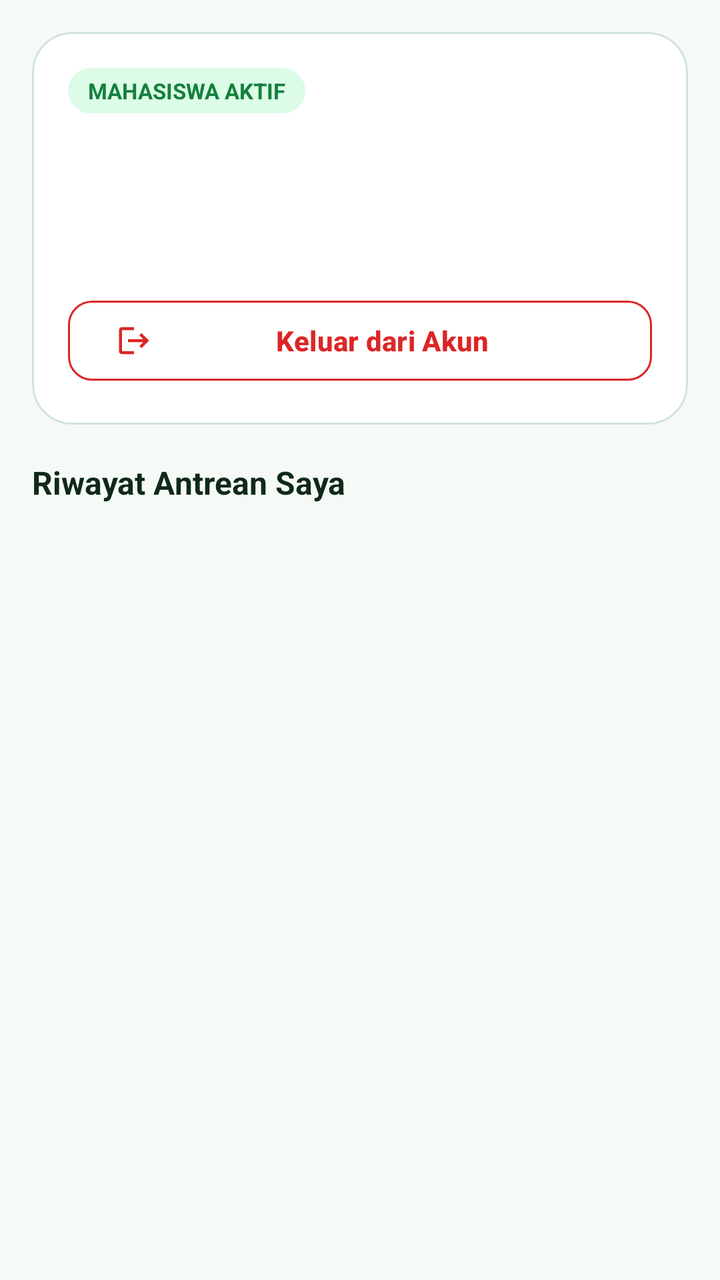
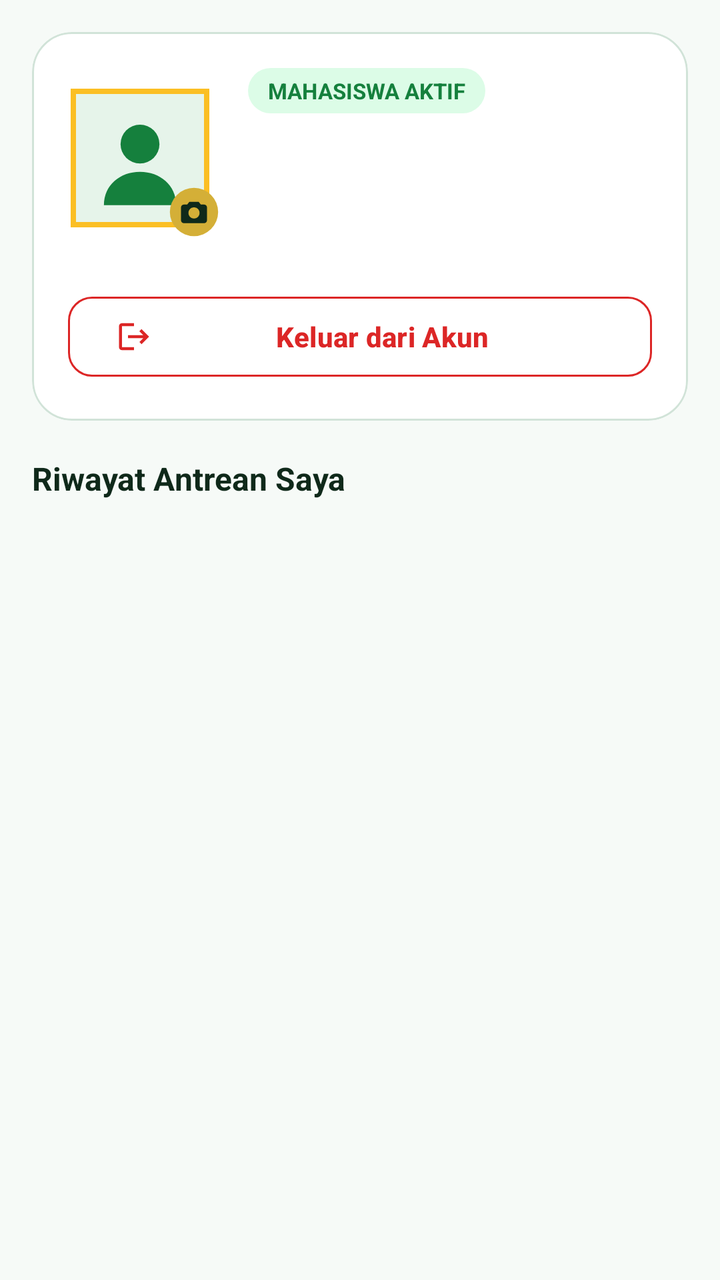

Compare the two renders of this Android layout. The source of the first and the diff that turns it into the second are given below.
<!-- AndroidManifest.xml: application theme Theme.QueueLess -->
<!-- res/layout/fragment_history_profile.xml -->
<?xml version="1.0" encoding="utf-8"?>
<LinearLayout xmlns:android="http://schemas.android.com/apk/res/android"
    xmlns:app="http://schemas.android.com/apk/res-auto"
    android:layout_width="match_parent"
    android:layout_height="match_parent"
    android:background="@color/background_light"
    android:orientation="vertical"
    android:padding="16dp">

    <com.google.android.material.card.MaterialCardView
        style="@style/Widget.QueueLess.Card"
        android:layout_width="match_parent"
        android:layout_height="wrap_content">

        <LinearLayout
            android:layout_width="match_parent"
            android:layout_height="wrap_content"
            android:orientation="vertical"
            android:padding="18dp">

            <TextView
                android:layout_width="wrap_content"
                android:layout_height="wrap_content"
                android:background="@drawable/bg_badge_rounded"
                android:paddingHorizontal="10dp"
                android:paddingVertical="4dp"
                android:text="@string/role_mahasiswa_badge"
                android:textColor="@color/primary_blue"
                android:textSize="11sp"
                android:textStyle="bold" />

            <TextView
                android:id="@+id/tvMhsName"
                android:layout_width="match_parent"
                android:layout_height="wrap_content"
                android:layout_marginTop="10dp"
                android:textColor="@color/text_primary"
                android:textSize="18sp"
                android:textStyle="bold" />

            <TextView
                android:id="@+id/tvMhsNim"
                android:layout_width="match_parent"
                android:layout_height="wrap_content"
                android:layout_marginTop="2dp"
                android:textColor="@color/primary_blue"
                android:textSize="13sp"
                android:textStyle="bold" />

            <TextView
                android:id="@+id/tvMhsEmail"
                android:layout_width="match_parent"
                android:layout_height="wrap_content"
                android:layout_marginTop="2dp"
                android:textColor="@color/text_secondary"
                android:textSize="13sp" />

            <com.google.android.material.button.MaterialButton
                android:id="@+id/btnMhsLogout"
                style="@style/Widget.Material3.Button.OutlinedButton"
                android:layout_width="match_parent"
                android:layout_height="48dp"
                android:layout_marginTop="16dp"
                android:text="@string/btn_logout"
                android:textColor="@color/error_red"
                android:textStyle="bold"
                app:cornerRadius="12dp"
                app:icon="@drawable/ic_logout"
                app:iconTint="@color/error_red"
                app:strokeColor="@color/error_red" />
        </LinearLayout>
    </com.google.android.material.card.MaterialCardView>

    <TextView
        android:layout_width="match_parent"
        android:layout_height="wrap_content"
        android:layout_marginTop="18dp"
        android:layout_marginBottom="10dp"
        android:text="@string/label_my_history_title"
        android:textColor="@color/text_primary"
        android:textSize="16sp"
        android:textStyle="bold" />

    <LinearLayout
        android:id="@+id/layoutEmptyMhsHistory"
        android:layout_width="match_parent"
        android:layout_height="0dp"
        android:layout_weight="1"
        android:gravity="center"
        android:orientation="vertical"
        android:visibility="gone">

        <ImageView
            android:layout_width="64dp"
            android:layout_height="64dp"
            android:contentDescription="@string/cd_empty_icon"
            android:src="@drawable/ic_empty_box" />

        <TextView
            android:layout_width="wrap_content"
            android:layout_height="wrap_content"
            android:layout_marginTop="8dp"
            android:text="@string/empty_history"
            android:textColor="@color/text_secondary"
            android:textSize="14sp" />
    </LinearLayout>

    <androidx.recyclerview.widget.RecyclerView
        android:id="@+id/rvMhsHistory"
        android:layout_width="match_parent"
        android:layout_height="0dp"
        android:layout_weight="1" />
</LinearLayout>
<!-- resources referenced by this layout -->
<resources>
  <color name="background_light">#F6FAF7</color>
  <color name="error_red">#DC2626</color>
  <color name="primary_blue">#15803D</color>
  <color name="text_primary">#0F291A</color>
  <color name="text_secondary">#4B6356</color>
  <!-- drawable ic_empty_box (drawable) -->
  <?xml version="1.0" encoding="utf-8"?>
  <vector xmlns:android="http://schemas.android.com/apk/res/android"
      android:width="64dp"
      android:height="64dp"
      android:viewportWidth="24"
      android:viewportHeight="24">
      <path
          android:fillColor="#CBD5E1"
          android:pathData="M19,3H5C3.9,3 3,3.9 3,5v14c0,1.1 0.9,2 2,2h14c1.1,0 2,-0.9 2,-2V5C21,3.9 20.1,3 19,3zM19,19H5v-3h3.56c0.69,1.19 1.97,2 3.45,2s2.75,-0.81 3.45,-2H19V19zM19,14h-4.99c0,1.1 -0.9,2 -2,2s-2,-0.9 -2,-2H5V5h14V14z" />
  </vector>
  <string name="btn_logout">Keluar dari Akun</string>
  <string name="cd_empty_icon">Ilustrasi Data Kosong</string>
  <string name="empty_history">Belum ada riwayat antrean</string>
  <string name="role_mahasiswa_badge">MAHASISWA AKTIF</string>
  <color name="primary_blue_light">#DCFCE7</color>
  <color name="surface_white">#FFFFFF</color>
  <color name="border_subtle">#D1E3D8</color>
  <color name="text_white">#FFFFFF</color>
  <color name="secondary_teal">#B45309</color>
  <color name="primary_blue_dark">#052E16</color>
  <!-- unchanged entries left out for length: 6 -->
</resources>

<!-- the commit's change to res/layout/fragment_history_profile.xml (unified diff, before → after) -->
@@ -18,42 +18,83 @@
             android:orientation="vertical"
             android:padding="18dp">
 
-            <TextView
-                android:layout_width="wrap_content"
-                android:layout_height="wrap_content"
-                android:background="@drawable/bg_badge_rounded"
-                android:paddingHorizontal="10dp"
-                android:paddingVertical="4dp"
-                android:text="@string/role_mahasiswa_badge"
-                android:textColor="@color/primary_blue"
-                android:textSize="11sp"
-                android:textStyle="bold" />
-
-            <TextView
-                android:id="@+id/tvMhsName"
+            <LinearLayout
                 android:layout_width="match_parent"
                 android:layout_height="wrap_content"
-                android:layout_marginTop="10dp"
-                android:textColor="@color/text_primary"
-                android:textSize="18sp"
-                android:textStyle="bold" />
+                android:gravity="center_vertical"
+                android:orientation="horizontal">
 
-            <TextView
-                android:id="@+id/tvMhsNim"
-                android:layout_width="match_parent"
-                android:layout_height="wrap_content"
-                android:layout_marginTop="2dp"
-                android:textColor="@color/primary_blue"
-                android:textSize="13sp"
-                android:textStyle="bold" />
+                <FrameLayout
+                    android:id="@+id/frameMhsAvatar"
+                    android:layout_width="76dp"
+                    android:layout_height="76dp"
+                    android:clickable="true"
+                    android:focusable="true">
 
-            <TextView
-                android:id="@+id/tvMhsEmail"
-                android:layout_width="match_parent"
-                android:layout_height="wrap_content"
-                android:layout_marginTop="2dp"
-                android:textColor="@color/text_secondary"
-                android:textSize="13sp" />
+                    <com.google.android.material.imageview.ShapeableImageView
+                        android:id="@+id/ivMhsAvatar"
+                        android:layout_width="72dp"
+                        android:layout_height="72dp"
+                        android:contentDescription="@string/cd_profile_avatar"
+                        android:padding="2.5dp"
+                        android:scaleType="centerCrop"
+                        android:src="@drawable/ic_default_avatar"
+                        app:strokeColor="@color/unimal_gold"
+                        app:strokeWidth="2.5dp" />
+
+                    <ImageView
+                        android:layout_width="26dp"
+                        android:layout_height="26dp"
+                        android:layout_gravity="bottom|end"
+                        android:contentDescription="@string/cd_change_avatar"
+                        android:src="@drawable/ic_camera_badge" />
+                </FrameLayout>
+
+                <LinearLayout
+                    android:layout_width="0dp"
+                    android:layout_height="wrap_content"
+                    android:layout_marginStart="14dp"
+                    android:layout_weight="1"
+                    android:orientation="vertical">
+
+                    <TextView
+                        android:layout_width="wrap_content"
+                        android:layout_height="wrap_content"
+                        android:background="@drawable/bg_badge_rounded"
+                        android:paddingHorizontal="10dp"
+                        android:paddingVertical="4dp"
+                        android:text="@string/role_mahasiswa_badge"
+                        android:textColor="@color/primary_blue"
+                        android:textSize="11sp"
+                        android:textStyle="bold" />
+
+                    <TextView
+                        android:id="@+id/tvMhsName"
+                        android:layout_width="match_parent"
+                        android:layout_height="wrap_content"
+                        android:layout_marginTop="8dp"
+                        android:textColor="@color/text_primary"
+                        android:textSize="18sp"
+                        android:textStyle="bold" />
+
+                    <TextView
+                        android:id="@+id/tvMhsNim"
+                        android:layout_width="match_parent"
+                        android:layout_height="wrap_content"
+                        android:layout_marginTop="2dp"
+                        android:textColor="@color/primary_blue"
+                        android:textSize="13sp"
+                        android:textStyle="bold" />
+
+                    <TextView
+                        android:id="@+id/tvMhsEmail"
+                        android:layout_width="match_parent"
+                        android:layout_height="wrap_content"
+                        android:layout_marginTop="2dp"
+                        android:textColor="@color/text_secondary"
+                        android:textSize="13sp" />
+                </LinearLayout>
+            </LinearLayout>
 
             <com.google.android.material.button.MaterialButton
                 android:id="@+id/btnMhsLogout"
@@ -91,15 +132,15 @@
         android:visibility="gone">
 
         <ImageView
-            android:layout_width="64dp"
-            android:layout_height="64dp"
+            android:layout_width="116dp"
+            android:layout_height="116dp"
             android:contentDescription="@string/cd_empty_icon"
             android:src="@drawable/ic_empty_box" />
 
         <TextView
             android:layout_width="wrap_content"
             android:layout_height="wrap_content"
-            android:layout_marginTop="8dp"
+            android:layout_marginTop="10dp"
             android:text="@string/empty_history"
             android:textColor="@color/text_secondary"
             android:textSize="14sp" />
<!-- resource entries referenced after the edit -->
@@ -5,19 +5,102 @@
   <color name="primary_blue">#15803D</color>
   <color name="text_primary">#0F291A</color>
   <color name="text_secondary">#4B6356</color>
+  <color name="unimal_gold">#FBBF24</color>
+  <!-- drawable ic_camera_badge (drawable) -->
+  <vector xmlns:android="http://schemas.android.com/apk/res/android"
+      android:width="28dp"
+      android:height="28dp"
+      android:viewportWidth="28"
+      android:viewportHeight="28">
+      <path
+          android:fillColor="#D4AF37"
+          android:pathData="M14,1A13,13 0 1,1 14,27A13,13 0 1,1 14,1Z" />
+      <path
+          android:fillColor="#0F291A"
+          android:pathData="M11.5,8.5L10.3,10H8.5C7.7,10 7,10.7 7,11.5V18.5C7,19.3 7.7,20 8.5,20H19.5C20.3,20 21,19.3 21,18.5V11.5C21,10.7 20.3,10 19.5,10H17.7L16.5,8.5H11.5ZM14,17.5C12.3,17.5 11,16.2 11,14.5C11,12.8 12.3,11.5 14,11.5C15.7,11.5 17,12.8 17,14.5C17,16.2 15.7,17.5 14,17.5Z" />
+  </vector>
+  <!-- drawable ic_default_avatar (drawable) -->
+  <vector xmlns:android="http://schemas.android.com/apk/res/android"
+      android:width="96dp"
+      android:height="96dp"
+      android:viewportWidth="96"
+      android:viewportHeight="96">
+      <path
+          android:fillColor="#E6F4EA"
+          android:pathData="M0,0H96V96H0Z" />
+      <path
+          android:fillColor="#15803D"
+          android:pathData="M48,24A14,14 0 1,1 48,52A14,14 0 1,1 48,24Z" />
+      <path
+          android:fillColor="#15803D"
+          android:pathData="M22,82C22,67.6 33.6,58 48,58C62.4,58 74,67.6 74,82Z" />
+  </vector>
   <!-- drawable ic_empty_box (drawable) -->
   <?xml version="1.0" encoding="utf-8"?>
   <vector xmlns:android="http://schemas.android.com/apk/res/android"
-      android:width="64dp"
-      android:height="64dp"
-      android:viewportWidth="24"
-      android:viewportHeight="24">
+      android:width="132dp"
+      android:height="132dp"
+      android:viewportWidth="132"
+      android:viewportHeight="132">
+  
+      
+      <path
+          android:fillColor="#E6F4EA"
+          android:pathData="M66,12A54,54 0 1,1 66,120A54,54 0 1,1 66,12Z" />
+  
+      
+      <path
+          android:fillColor="#D1EAD9"
+          android:pathData="M66,24A42,42 0 1,1 66,108A42,42 0 1,1 66,24Z" />
+  
+      
+      <path
+          android:fillColor="#FFFFFF"
+          android:pathData="M42,36H90A6,6 0 0,1 96,42V90A6,6 0 0,1 90,96H42A6,6 0 0,1 36,90V42A6,6 0 0,1 42,36Z" />
+  
+      
+      <path
+          android:fillColor="#0F291A"
+          android:pathData="M42,36H90A6,6 0 0,1 96,42V52H36V42A6,6 0 0,1 42,36Z" />
+  
+      
+      <path
+          android:fillColor="#D4AF37"
+          android:pathData="M46,43H70V45.5H46Z" />
+  
+      
+      <path
+          android:fillColor="#15803D"
+          android:pathData="M46,61H54V69H46Z" />
       <path
           android:fillColor="#CBD5E1"
-          android:pathData="M19,3H5C3.9,3 3,3.9 3,5v14c0,1.1 0.9,2 2,2h14c1.1,0 2,-0.9 2,-2V5C21,3.9 20.1,3 19,3zM19,19H5v-3h3.56c0.69,1.19 1.97,2 3.45,2s2.75,-0.81 3.45,-2H19V19zM19,14h-4.99c0,1.1 -0.9,2 -2,2s-2,-0.9 -2,-2H5V5h14V14z" />
+          android:pathData="M59,62H86V65H59Z" />
+      <path
+          android:fillColor="#E2E8F0"
+          android:pathData="M59,67H76V69H59Z" />
+  
+      <path
+          android:fillColor="#86EFAC"
+          android:pathData="M46,76H54V84H46Z" />
+      <path
+          android:fillColor="#CBD5E1"
+          android:pathData="M59,77H84V80H59Z" />
+      <path
+          android:fillColor="#E2E8F0"
+          android:pathData="M59,82H72V84H59Z" />
+  
+      
+      <path
+          android:fillColor="#D4AF37"
+          android:pathData="M94,82A12,12 0 1,1 94,106A12,12 0 1,1 94,82Z" />
+      <path
+          android:fillColor="#FFFFFF"
+          android:pathData="M94,88L95.8,92.2L100.3,92.6L96.9,95.6L97.9,100L94,97.7L90.1,100L91.1,95.6L87.7,92.6L92.2,92.2Z" />
   </vector>
   <string name="btn_logout">Keluar dari Akun</string>
+  <string name="cd_change_avatar">Ganti Foto Profil</string>
   <string name="cd_empty_icon">Ilustrasi Data Kosong</string>
+  <string name="cd_profile_avatar">Foto Profil Pengguna</string>
   <string name="empty_history">Belum ada riwayat antrean</string>
   <string name="role_mahasiswa_badge">MAHASISWA AKTIF</string>
   <color name="primary_blue_light">#DCFCE7</color>
